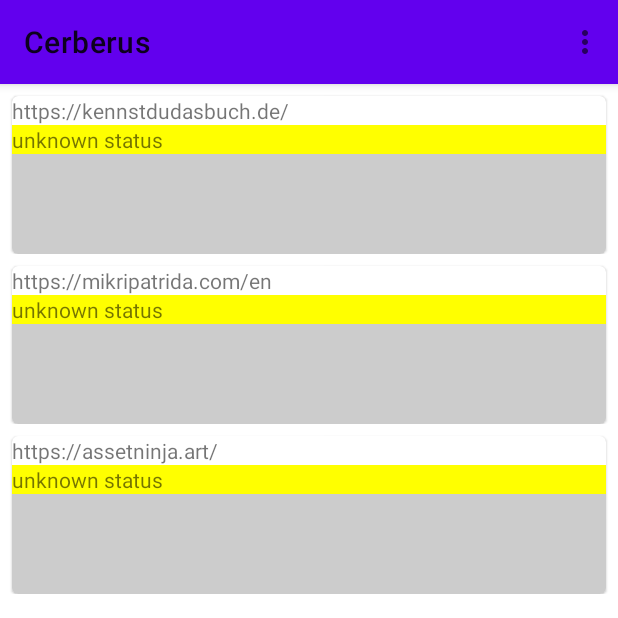
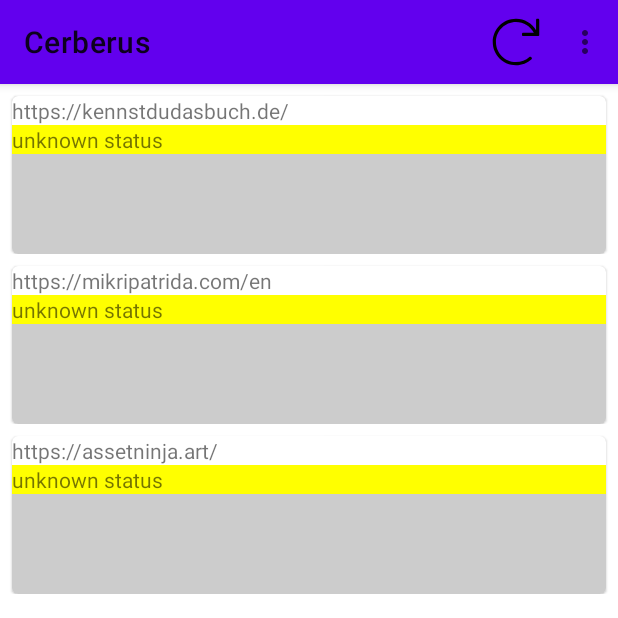
Before and after one commit to DarwinOrtiz/cerberus, an Android app: the screen it shows after launch (MainActivity), on a phone screen of 412 x 824 dp, the top half of it. Run offline under Robolectric (Android 15) with nearby library versions, the phone set to English and light mode, and no system bars; our stand-ins replace Room's generated code.

Commit message:
add check now action

```diff
--- a/app/src/main/java/com/salmoukas/cerberus/MainActivity.kt
+++ b/app/src/main/java/com/salmoukas/cerberus/MainActivity.kt
@@ -26,6 +26,10 @@ class MainActivity : AppCompatActivity() {
         // automatically handle clicks on the Home/Up button, so long
         // as you specify a parent activity in AndroidManifest.xml.
         return when (item.itemId) {
+            R.id.menu_main_action_check_now -> {
+                MainService.ctlRunCheckCycle(this)
+                true
+            }
             R.id.menu_main_action_settings -> true
             else -> super.onOptionsItemSelected(item)
         }
--- a/app/src/main/java/com/salmoukas/cerberus/MainService.kt
+++ b/app/src/main/java/com/salmoukas/cerberus/MainService.kt
@@ -263,7 +263,7 @@ class MainService : Service() {
             (failedChecks == null || staleChecks == null) -> R.drawable.ic_broadcast_tower_light
             (failedChecks == 0 && staleChecks == 0) -> R.drawable.ic_thumbs_up_light
             (failedChecks == 0 && staleChecks > 0) -> R.drawable.ic_engine_warning_light
-            else -> R.drawable.ic_bomb_light
+            else -> R.drawable.ic_dog_solid
         }
 
         return Notification.Builder(this, Constants.MONITORING_PRIMARY_NOTIFICATION_CHANNEL)
--- /dev/null
+++ b/app/src/main/res/drawable/ic_dog_solid.xml
@@ -0,0 +1,9 @@
+<vector xmlns:android="http://schemas.android.com/apk/res/android"
+    android:width="512dp"
+    android:height="512dp"
+    android:viewportWidth="512"
+    android:viewportHeight="512">
+  <path
+      android:pathData="M496,96h-64l-7.16,-14.31A32,32 0,0 0,396.22 64L342.6,64l-27.28,-27.28C305.23,26.64 288,33.78 288,48.03v149.84l128,45.71L416,208h32c35.35,0 64,-28.65 64,-64v-32c0,-8.84 -7.16,-16 -16,-16zM384,144c-8.84,0 -16,-7.16 -16,-16s7.16,-16 16,-16 16,7.16 16,16 -7.16,16 -16,16zM96,224c-17.64,0 -32,-14.36 -32,-32 0,-17.67 -14.33,-32 -32,-32S0,174.33 0,192c0,41.66 26.83,76.85 64,90.1L64,496c0,8.84 7.16,16 16,16h64c8.84,0 16,-7.16 16,-16L160,384h160v112c0,8.84 7.16,16 16,16h64c8.84,0 16,-7.16 16,-16L416,277.55L266.05,224L96,224z"
+      android:fillColor="#000000"/>
+</vector>
--- /dev/null
+++ b/app/src/main/res/drawable/ic_redo_light.xml
@@ -0,0 +1,9 @@
+<vector xmlns:android="http://schemas.android.com/apk/res/android"
+    android:width="512dp"
+    android:height="512dp"
+    android:viewportWidth="512"
+    android:viewportHeight="512">
+  <path
+      android:pathData="M492,8h-10c-6.627,0 -12,5.373 -12,12v110.625C426.804,57.047 346.761,7.715 255.207,8.001 118.82,8.428 7.787,120.009 8,256.396 8.214,393.181 119.166,504 256,504c63.926,0 122.202,-24.187 166.178,-63.908 5.113,-4.618 5.354,-12.561 0.482,-17.433l-7.069,-7.069c-4.503,-4.503 -11.749,-4.714 -16.482,-0.454C361.218,449.238 311.065,470 256,470c-117.744,0 -214,-95.331 -214,-214 0,-117.744 95.331,-214 214,-214 82.862,0 154.737,47.077 190.289,116H332c-6.627,0 -12,5.373 -12,12v10c0,6.627 5.373,12 12,12h160c6.627,0 12,-5.373 12,-12V20c0,-6.627 -5.373,-12 -12,-12z"
+      android:fillColor="#000000"/>
+</vector>
--- a/app/src/main/res/menu/menu_main.xml
+++ b/app/src/main/res/menu/menu_main.xml
@@ -1,5 +1,11 @@
 <menu xmlns:android="http://schemas.android.com/apk/res/android"
     xmlns:app="http://schemas.android.com/apk/res-auto">
+    <item
+        android:id="@+id/menu_main_action_check_now"
+        android:orderInCategory="100"
+        android:title="@string/menu_main_action_check_now"
+        android:icon="@drawable/ic_redo_light"
+        app:showAsAction="ifRoom" />
     <item
         android:id="@+id/menu_main_action_settings"
         android:orderInCategory="100"
--- a/app/src/main/res/values/strings.xml
+++ b/app/src/main/res/values/strings.xml
@@ -1,5 +1,6 @@
 <resources>
     <string name="app_name">Cerberus</string>
+    <string name="menu_main_action_check_now">Check now!</string>
     <string name="menu_main_action_settings">Settings</string>
     <string name="notification_init">Initializing…</string>
     <string name="notification_ok">All checks OK</string>
```
